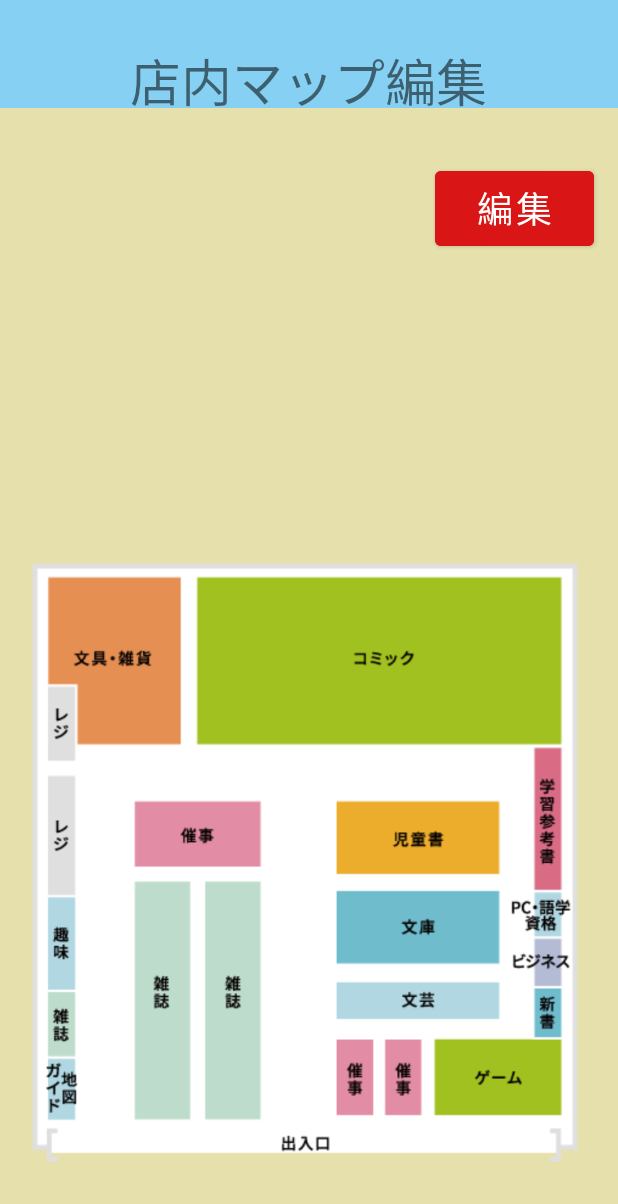
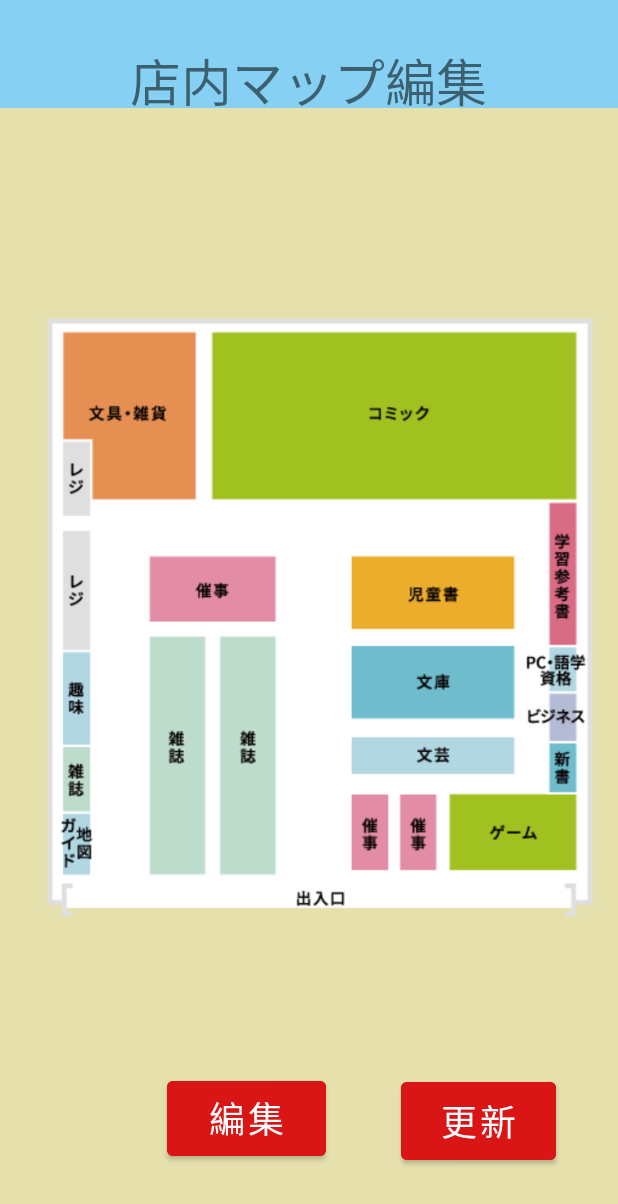
Before and after one commit to x19g025/thebook, an Android app: the screen it shows after launch (TMapCreateActivity), after a tap on "店舗マップ編集", on a phone screen of 412 x 824 dp. Shown: the top 1204 px of the screen. Run offline under Robolectric (Android 15) with nearby library versions, the phone set to English and light mode, and no system bars.

Commit message:
2021/12/13

```diff
--- a/app/build.gradle
+++ b/app/build.gradle
@@ -13,7 +13,7 @@ android {
         versionName "1.0"
 
         testInstrumentationRunner "androidx.test.runner.AndroidJUnitRunner"
-        minSdkVersion 24
+        minSdkVersion 27
     }
 
     buildTypes {
@@ -31,7 +31,7 @@ android {
 dependencies {
     implementation 'androidx.room:room-runtime:2.3.0-alpha03'
     implementation 'androidx.recyclerview:recyclerview:1.2.0-alpha06'
-    annotationProcessor 'androidx.room:room-compiler:2.3.0-alpha03'
+    implementation 'androidx.room:room-runtime:2.3.0-alpha03'
 
     def room_version = "2.3.0"
     implementation "androidx.room:room-runtime:$room_version"
--- a/app/src/main/AndroidManifest.xml
+++ b/app/src/main/AndroidManifest.xml
@@ -28,7 +28,7 @@
             android:exported="false" />
         <activity
             android:name=".SubTShopInfoActivity"
-            android:label="@string/app_name" />
+            android:exported="false" />
         <activity
             android:name=".TMapCreateActivity"
             android:exported="false" />
--- a/app/src/main/java/com/example/thebook/FakeCreateActivity.java
+++ b/app/src/main/java/com/example/thebook/FakeCreateActivity.java
@@ -1,7 +1,7 @@
 package com.example.thebook;
 
+
 import androidx.appcompat.app.AppCompatActivity;
-
 import android.os.Bundle;
 
 public class FakeCreateActivity extends AppCompatActivity {
@@ -11,6 +11,5 @@ public class FakeCreateActivity extends AppCompatActivity {
         super.onCreate(savedInstanceState);
         setContentView(R.layout.activity_fake_create);
 
-
     }
 }
--- a/app/src/main/java/com/example/thebook/GazouHozonActivity.java
+++ b/app/src/main/java/com/example/thebook/GazouHozonActivity.java
@@ -1,7 +1,6 @@
 package com.example.thebook;
 
 import androidx.appcompat.app.AppCompatActivity;
-
 import androidx.appcompat.app.AppCompatActivity;
 import android.content.Context;
 import android.os.Bundle;
--- a/app/src/main/java/com/example/thebook/THomeActivity.java
+++ b/app/src/main/java/com/example/thebook/THomeActivity.java
@@ -38,7 +38,7 @@ public class THomeActivity extends AppCompatActivity {
         });
         TMap_button.setOnClickListener(new View.OnClickListener() {
             public void onClick(View v) {
-                Intent intent = new Intent(THomeActivity.this, TMapCreateActivity.class); //店舗マップ編集
+                Intent intent = new Intent(THomeActivity.this, TMapCreateActivity.class); //店舗情報編集画面
                 startActivity(intent);
             }
         });
--- a/app/src/main/java/com/example/thebook/TMapCreateActivity.java
+++ b/app/src/main/java/com/example/thebook/TMapCreateActivity.java
@@ -1,7 +1,6 @@
 package com.example.thebook;
 
 import androidx.appcompat.app.AppCompatActivity;
-
 import android.content.Intent;
 import android.os.Bundle;
 import android.view.View;
--- a/app/src/main/res/layout/activity_fake_create.xml
+++ b/app/src/main/res/layout/activity_fake_create.xml
@@ -58,7 +58,7 @@
         android:textSize="24sp"
         app:layout_constraintBottom_toBottomOf="parent"
         app:layout_constraintEnd_toEndOf="parent"
-        app:layout_constraintHorizontal_bias="0.948"
+        app:layout_constraintHorizontal_bias="0.889"
         app:layout_constraintStart_toStartOf="parent"
         app:layout_constraintTop_toTopOf="parent"
         app:layout_constraintVertical_bias="0.976" />
--- a/app/src/main/res/layout/activity_gazou_hozon.xml
+++ b/app/src/main/res/layout/activity_gazou_hozon.xml
@@ -4,14 +4,15 @@
     xmlns:tools="http://schemas.android.com/tools"
     android:layout_width="match_parent"
     android:layout_height="match_parent"
+    android:background="#E6E0AD"
     tools:context=".GazouHozonActivity">
 
 
     <TextView
         android:id="@+id/text_view"
-        android:textSize="24sp"
         android:layout_width="wrap_content"
         android:layout_height="wrap_content"
+        android:textSize="24sp"
         app:layout_constraintBottom_toBottomOf="parent"
         app:layout_constraintLeft_toLeftOf="parent"
         app:layout_constraintRight_toRightOf="parent"
--- a/app/src/main/res/layout/activity_thome.xml
+++ b/app/src/main/res/layout/activity_thome.xml
@@ -43,7 +43,6 @@
         android:id="@+id/TMap_button"
         android:layout_width="300dp"
         android:layout_height="130dp"
-        android:layout_marginBottom="24dp"
         android:backgroundTint="#94CA96"
         android:text="店舗マップ編集"
         android:textColor="#101010"
@@ -52,7 +51,9 @@
         app:layout_constraintBottom_toBottomOf="parent"
         app:layout_constraintEnd_toEndOf="parent"
         app:layout_constraintHorizontal_bias="0.495"
-        app:layout_constraintStart_toStartOf="parent" />
+        app:layout_constraintStart_toStartOf="parent"
+        app:layout_constraintTop_toTopOf="parent"
+        app:layout_constraintVertical_bias="0.958" />
 
     <Button
         android:id="@+id/TBlog_button"
--- a/app/src/main/res/layout/activity_tmap_create.xml
+++ b/app/src/main/res/layout/activity_tmap_create.xml
@@ -8,6 +8,20 @@
     tools:context=".TMapCreateActivity">
 
     <Button
+        android:id="@+id/Kousin_button"
+        android:layout_width="103dp"
+        android:layout_height="64dp"
+        android:backgroundTint="#DA1515"
+        android:text="更新"
+        android:textSize="24sp"
+        app:layout_constraintBottom_toBottomOf="parent"
+        app:layout_constraintEnd_toEndOf="parent"
+        app:layout_constraintHorizontal_bias="0.866"
+        app:layout_constraintStart_toStartOf="parent"
+        app:layout_constraintTop_toTopOf="parent"
+        app:layout_constraintVertical_bias="0.941" />
+
+    <Button
         android:id="@+id/Hensyu_button"
         android:layout_width="106dp"
         android:layout_height="62dp"
@@ -16,10 +30,10 @@
         android:textSize="24sp"
         app:layout_constraintBottom_toBottomOf="parent"
         app:layout_constraintEnd_toEndOf="parent"
-        app:layout_constraintHorizontal_bias="0.947"
+        app:layout_constraintHorizontal_bias="0.363"
         app:layout_constraintStart_toStartOf="parent"
         app:layout_constraintTop_toTopOf="parent"
-        app:layout_constraintVertical_bias="0.142" />
+        app:layout_constraintVertical_bias="0.938" />
 
     <androidx.appcompat.widget.Toolbar
         android:id="@+id/toolbar4"
@@ -52,11 +66,11 @@
         android:id="@+id/imageView3"
         android:layout_width="365dp"
         android:layout_height="465dp"
-        android:layout_marginBottom="16dp"
         app:layout_constraintBottom_toBottomOf="parent"
         app:layout_constraintEnd_toEndOf="parent"
-        app:layout_constraintHorizontal_bias="0.448"
+        app:layout_constraintHorizontal_bias="0.652"
         app:layout_constraintStart_toStartOf="parent"
+        app:layout_constraintTop_toTopOf="parent"
         app:srcCompat="@drawable/omisemap" />
 
 </androidx.constraintlayout.widget.ConstraintLayout>
--- a/app/src/main/res/layout/activity_tpost.xml
+++ b/app/src/main/res/layout/activity_tpost.xml
@@ -4,6 +4,7 @@
     xmlns:tools="http://schemas.android.com/tools"
     android:layout_width="match_parent"
     android:layout_height="match_parent"
+    android:background="#E6E0AD"
     tools:context=".TPostActivity">
 
     <Button
@@ -125,7 +126,7 @@
         app:layout_constraintHorizontal_bias="0.044"
         app:layout_constraintStart_toStartOf="parent"
         app:layout_constraintTop_toTopOf="@+id/toolbar3"
-        app:layout_constraintVertical_bias="0.235"
+        app:layout_constraintVertical_bias="0.254"
         app:srcCompat="@drawable/kuma" />
 
 </androidx.constraintlayout.widget.ConstraintLayout>
```
Also changed, not shown: app/src/main/res/layout/activity_tstock_edit.xml (deleted, +0 -21 lines).
